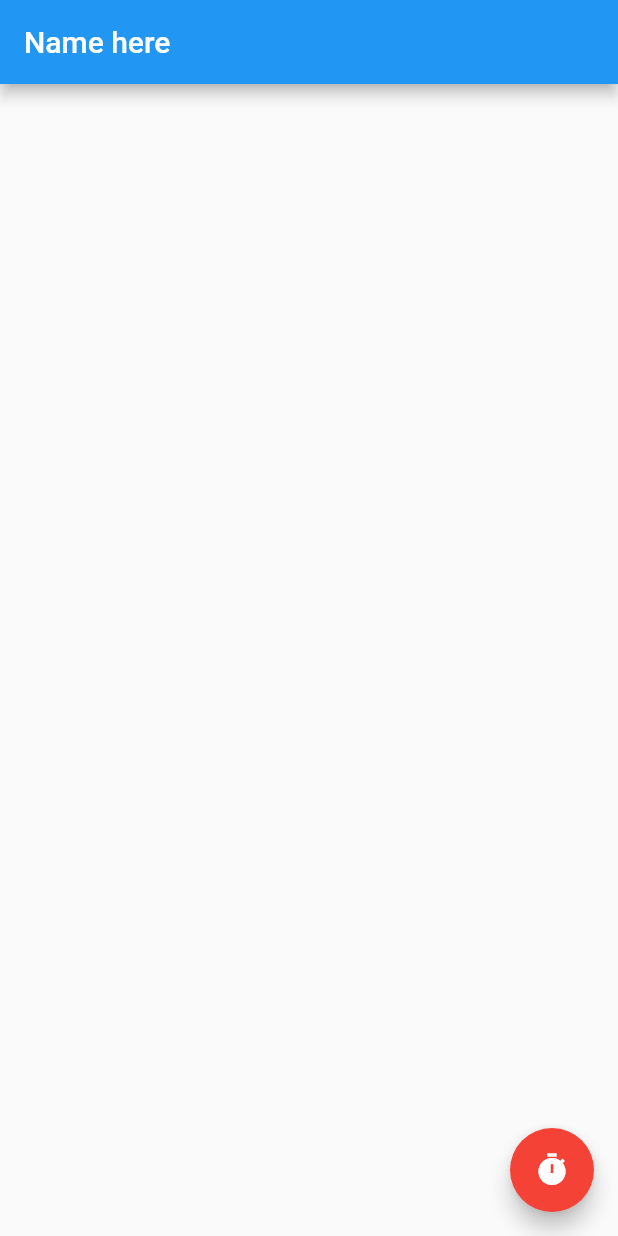
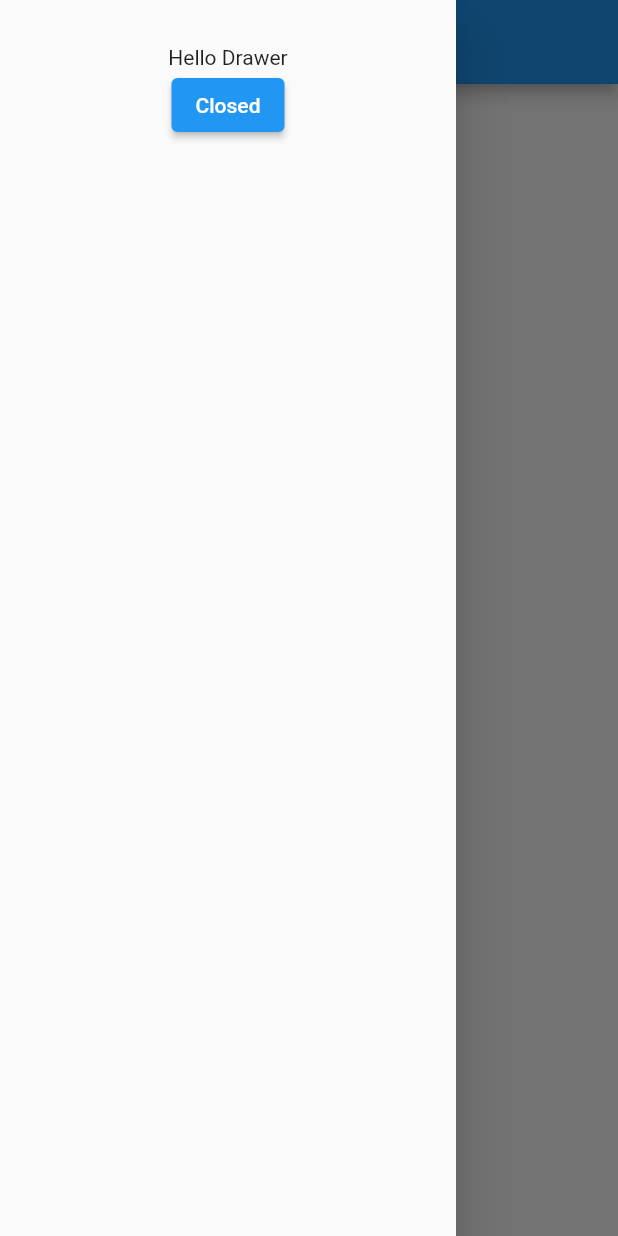
Before and after one commit to alaminsheikh01/Flutter_upto_date, a Flutter app: the screen it shows after launch, with the side drawer open (before the commit the screen has no drawer), on a phone screen of 412 x 824 dp. Run offline on Flutter 3.47's test engine with Material 2 defaults, Android fonts, the light colour scheme and no system bars.

Commit message:
Drawer standard way

```diff
--- a/lib/main.dart
+++ b/lib/main.dart
@@ -14,7 +14,6 @@ class MyApp extends StatefulWidget {
 
 class _State extends State<MyApp> {
   String _value = '';
-  void _onClicked() => setState(() => _value = DateTime.now().toString());
 
   @override
   Widget build(BuildContext context) {
@@ -22,11 +21,21 @@ class _State extends State<MyApp> {
       appBar: AppBar(
         title: Text('Name here'),
       ),
-      floatingActionButton: FloatingActionButton(
-        onPressed: _onClicked,
-        backgroundColor: Colors.red,
-        mini: false,
-        child: Icon(Icons.timer),
+      drawer: Drawer(
+        child: Container(
+          padding: EdgeInsets.all(30),
+          child: Column(
+            children: [
+              Text("Hello Drawer"),
+              ElevatedButton(
+                onPressed: () => Navigator.pop(context),
+                child: Text(
+                  "Closed",
+                ),
+              )
+            ],
+          ),
+        ),
       ),
       body: Container(
         padding: EdgeInsets.all(32.0),
```
